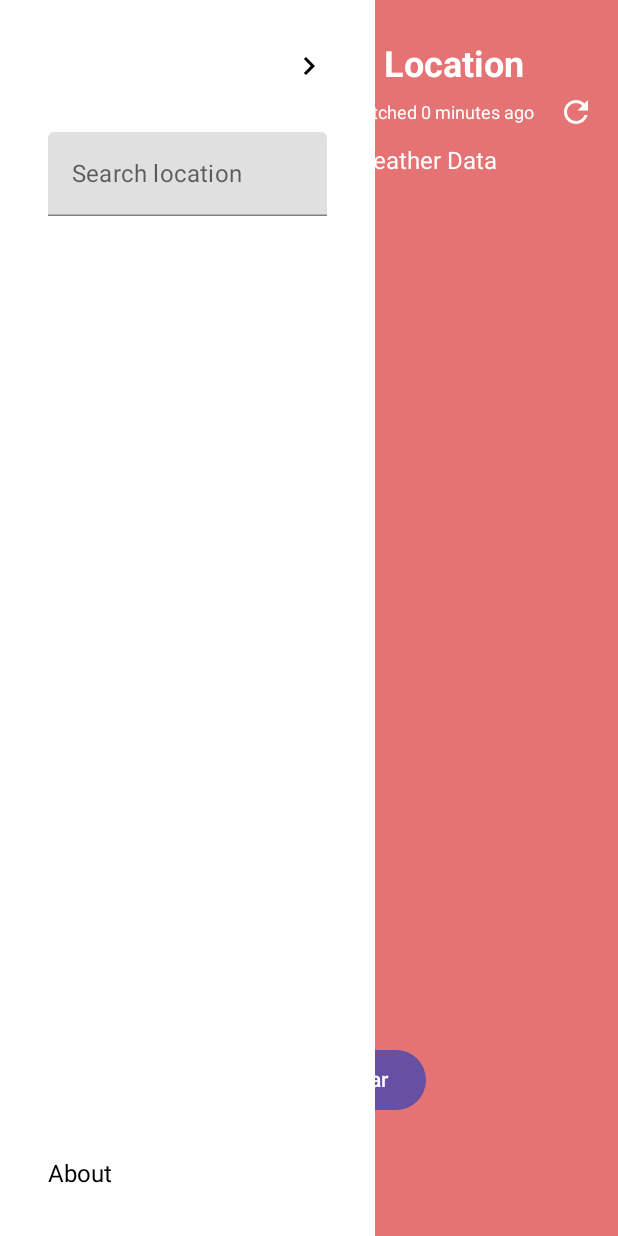
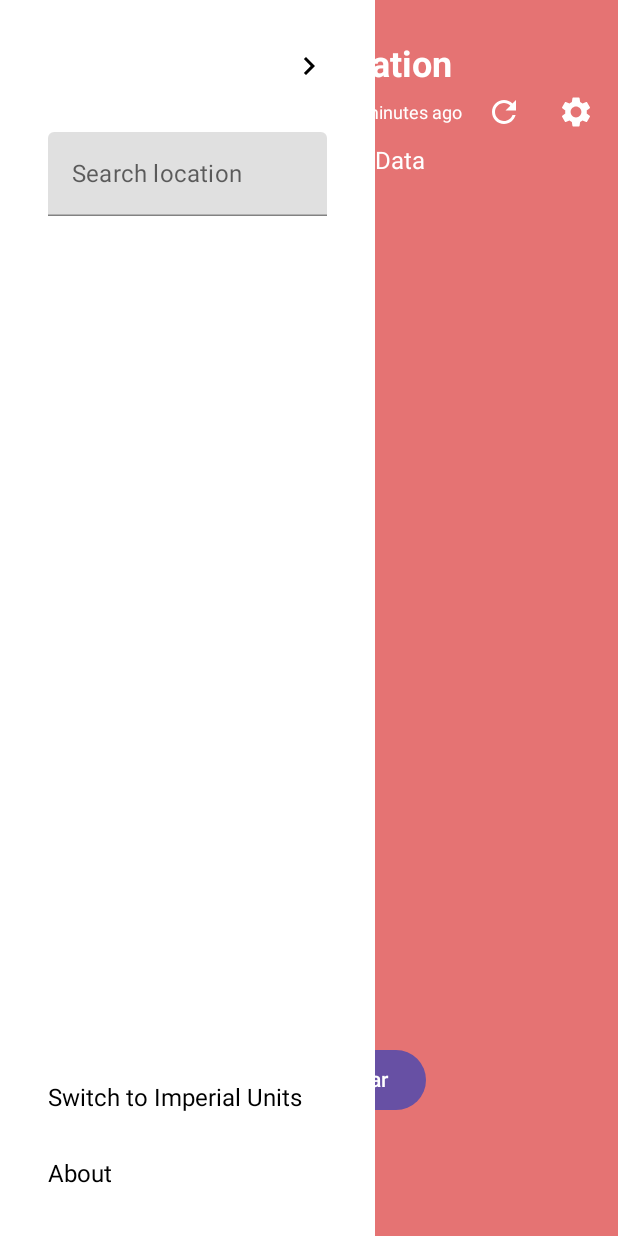
Before and after one commit to kevinunigithub/AppDev2024, an Android app built with Jetpack Compose: the screen it shows after launch (MainActivity), after a tap on "Menu", on a phone screen of 412 x 824 dp. Run offline under Robolectric (Android 15) with nearby library versions, the light colour scheme and no system bars.

Commit message:
Searching works correctly, Unit conversion
Searching for Locations works correctly and interacts with AI and API, also Unit conversion was added -> Metric - Imperial

```diff
--- /dev/null
+++ b/app/src/main/java/com/example/wetter_app/Logic/Metric-Imperial.kt
@@ -0,0 +1,13 @@
+package com.example.wetter_app.Logic
+
+import kotlinx.coroutines.flow.MutableStateFlow
+import kotlinx.coroutines.flow.StateFlow
+
+object UnitSystem {
+    private val _isMetric = MutableStateFlow(true)
+    val isMetric: StateFlow<Boolean> get() = _isMetric
+
+    fun toggleUnitSystem() {
+        _isMetric.value = !_isMetric.value
+    }
+}
--- a/app/src/main/java/com/example/wetter_app/UserInterface/DrawerContent.kt
+++ b/app/src/main/java/com/example/wetter_app/UserInterface/DrawerContent.kt
@@ -20,6 +20,7 @@ import androidx.compose.material3.Icon
 import androidx.compose.material.Text
 import androidx.compose.material.TextField
 import androidx.compose.runtime.Composable
+import androidx.compose.runtime.collectAsState
 import androidx.compose.runtime.getValue
 import androidx.compose.runtime.mutableStateOf
 import androidx.compose.runtime.remember
@@ -34,6 +35,7 @@ import androidx.compose.ui.unit.dp
 import androidx.compose.ui.unit.sp
 import androidx.navigation.NavHostController
 import com.example.wetter_app.Logic.LocationData
+import com.example.wetter_app.Logic.UnitSystem
 import com.example.wetter_app.R
 import com.example.wetter_app.data.LocationModel
 import kotlinx.coroutines.launch
@@ -44,6 +46,7 @@ fun DrawerContent(navController: NavHostController, closeDrawer: () -> Unit) {
     val locationData = remember { LocationData(context) }
     val (searchResults, setSearchResults) = remember { mutableStateOf(emptyList<String>()) }
     val coroutineScope = rememberCoroutineScope()
+    val isMetric by UnitSystem.isMetric.collectAsState()
 
     Column(
         modifier = Modifier
@@ -85,12 +88,27 @@ fun DrawerContent(navController: NavHostController, closeDrawer: () -> Unit) {
                                 LocationModel.updateLocation(result, lat, lon)
                             }
                         }
+                        closeDrawer()
                     }
                 }
             )
         }
 
         Spacer(modifier = Modifier.weight(1f))
+
+        Row(
+            modifier = Modifier
+                .fillMaxWidth()
+                .clickable { UnitSystem.toggleUnitSystem() }
+                .padding(16.dp),
+            verticalAlignment = Alignment.CenterVertically
+        ) {
+            Text(
+                text = "Switch to ${if (isMetric) "Imperial" else "Metric"} Units",
+                color = Color.Black,
+                fontSize = 16.sp,
+            )
+        }
 
         Text(
             text = "About",
--- a/app/src/main/java/com/example/wetter_app/UserInterface/WeatherMainScreen.kt
+++ b/app/src/main/java/com/example/wetter_app/UserInterface/WeatherMainScreen.kt
@@ -7,6 +7,7 @@ import androidx.compose.foundation.clickable
 import androidx.compose.foundation.layout.*
 import androidx.compose.material.icons.Icons
 import androidx.compose.material.icons.filled.Refresh
+import androidx.compose.material.icons.filled.Settings
 import androidx.compose.material3.*
 import androidx.compose.runtime.*
 import androidx.compose.ui.Alignment
@@ -21,6 +22,7 @@ import androidx.navigation.compose.NavHost
 import androidx.navigation.compose.composable
 import androidx.navigation.compose.rememberNavController
 import com.example.wetter_app.Logic.ImageHandler
+import com.example.wetter_app.Logic.UnitSystem
 import com.example.wetter_app.R
 import kotlinx.coroutines.launch
 import com.example.wetter_app.data.LocationModel
@@ -78,38 +80,22 @@ fun WeatherApp() {
 
 @OptIn(ExperimentalMaterial3Api::class)
 @Composable
-fun WeatherMainScreen(navController: NavHostController, openDrawer: () -> Unit,  weatherDataHandler: WeatherDataHandler) {
-    val locationName by remember {
-        derivedStateOf { LocationModel.locationName
-        }
-    }
-
-    val latitude by remember {
-        derivedStateOf {
-            LocationModel.latitude }
-    }
-
-    val longitude by remember {
-        derivedStateOf {
-            LocationModel.longitude
-        }
-    }
-
-
+fun WeatherMainScreen(navController: NavHostController, openDrawer: () -> Unit, weatherDataHandler: WeatherDataHandler) {
+    val locationName by LocationModel.locationName.collectAsState()
+    val latitude by LocationModel.latitude.collectAsState()
+    val longitude by LocationModel.longitude.collectAsState()
+    val isMetric by UnitSystem.isMetric.collectAsState()
     val coroutineScope = rememberCoroutineScope()
     var currentWeather by remember { mutableStateOf<Weather?>(null) }
     var hourlyWeatherData by remember { mutableStateOf<List<HourlyWeatherHour>?>(null) }
     var showDialog by remember { mutableStateOf(false) }
     var lastFetchTimeMillis by remember { mutableStateOf<Long?>(null) }
-    val imageHandler = ImageHandler();
+    val imageHandler = ImageHandler()
     var showRainRadar by remember { mutableStateOf(false) }
-    val lat = 46.63
-    val lon = 14.31
 
-    LaunchedEffect(Unit) {
-
+    LaunchedEffect(latitude, longitude) {
         try {
-            val (current, hourly) = weatherDataHandler.initialize(lat, lon)
+            val (current, hourly) = weatherDataHandler.initialize(latitude, longitude)
             currentWeather = current?.current
             hourlyWeatherData = hourly
             showDialog = false
@@ -148,7 +134,7 @@ fun WeatherMainScreen(navController: NavHostController, openDrawer: () -> Unit,
                                     horizontalAlignment = Alignment.CenterHorizontally
                                 ) {
                                     Text(
-                                        LocationModel.locationName,
+                                        locationName,
                                         color = Color.White,
                                         fontSize = 24.sp,
                                         fontWeight = FontWeight.Bold,
@@ -177,10 +163,8 @@ fun WeatherMainScreen(navController: NavHostController, openDrawer: () -> Unit,
                         IconButton(onClick = {
                             coroutineScope.launch {
                                 try {
-                                    val lat = latitude
-                                    val lon = longitude
-                                    currentWeather = weatherDataHandler.syncWeather(lat, lon)?.current
-                                    hourlyWeatherData = weatherDataHandler.syncHourlyWeather(lat, lon)
+                                    currentWeather = weatherDataHandler.syncWeather(latitude, longitude)?.current
+                                    hourlyWeatherData = weatherDataHandler.syncHourlyWeather(latitude, longitude)
                                     lastFetchTimeMillis = Clock.System.now().toEpochMilliseconds()
                                 } catch (e: Exception) {
                                     println("Error syncing weather data: ${e.message}")
@@ -190,6 +174,15 @@ fun WeatherMainScreen(navController: NavHostController, openDrawer: () -> Unit,
                             Icon(
                                 imageVector = Icons.Default.Refresh,
                                 contentDescription = "Sync Data",
+                                tint = Color.White
+                            )
+                        }
+                        IconButton(onClick = {
+                            UnitSystem.toggleUnitSystem()
+                        }) {
+                            Icon(
+                                imageVector = if (isMetric) Icons.Default.Settings else Icons.Default.Settings,
+                                contentDescription = "Toggle Units",
                                 tint = Color.White
                             )
                         }
@@ -214,7 +207,7 @@ fun WeatherMainScreen(navController: NavHostController, openDrawer: () -> Unit,
                         .padding(horizontal = 16.dp)
                 ) {
                     if (showRainRadar) {
-                        RainRadar(lat, lon)
+                        RainRadar(latitude, longitude)
                         Spacer(modifier = Modifier.height(10.dp))
                     }
 
@@ -246,13 +239,13 @@ fun WeatherMainScreen(navController: NavHostController, openDrawer: () -> Unit,
                                 )
                                 Spacer(modifier = Modifier.height(8.dp))
                                 Text(
-                                    "Temperature: ${weather.temperature}°C",
+                                    "Temperature: ${if (isMetric) "${weather.temperature}°C" else "${(weather.temperature * 9 / 5 + 32).toInt()}°F"}",
                                     color = Color.White,
                                     fontSize = 15.sp,
                                     fontWeight = FontWeight.Medium
                                 )
                                 Text(
-                                    "Windspeed: ${weather.windSpeed} km/h",
+                                    "Windspeed: ${if (isMetric) "${weather.windSpeed} km/h" else "${(weather.windSpeed / 1.609).toInt()} mph"}",
                                     color = Color.White,
                                     fontSize = 15.sp,
                                     fontWeight = FontWeight.Medium
--- a/app/src/main/java/com/example/wetter_app/data/LocationModel.kt
+++ b/app/src/main/java/com/example/wetter_app/data/LocationModel.kt
@@ -1,19 +1,22 @@
 package com.example.wetter_app.data
 
-import androidx.compose.runtime.getValue
-import androidx.compose.runtime.mutableDoubleStateOf
-import androidx.compose.runtime.mutableStateOf
-import androidx.compose.runtime.setValue
+import kotlinx.coroutines.flow.MutableStateFlow
+import kotlinx.coroutines.flow.StateFlow
 
 
 object LocationModel {
-    var locationName by mutableStateOf("My Location")
-    var latitude by mutableDoubleStateOf(0.0)
-    var longitude by mutableDoubleStateOf(0.0)
+    private val _locationName = MutableStateFlow("My Location")
+    val locationName: StateFlow<String> get() = _locationName
+
+    private val _latitude = MutableStateFlow(0.0)
+    val latitude: StateFlow<Double> get() = _latitude
+
+    private val _longitude = MutableStateFlow(0.0)
+    val longitude: StateFlow<Double> get() = _longitude
 
     fun updateLocation(name: String, lat: Double, lon: Double) {
-        locationName = name
-        latitude = lat
-        longitude = lon
+        _locationName.value = name
+        _latitude.value = lat
+        _longitude.value = lon
     }
 }
```
Also changed, not shown: app/src/main/java/com/example/wetter_app/Logic/LocationData.kt (+2 -5 lines), app/src/main/java/com/example/wetter_app/UserInterface/WeatherDetailsDialog.kt (+17 -4 lines).
